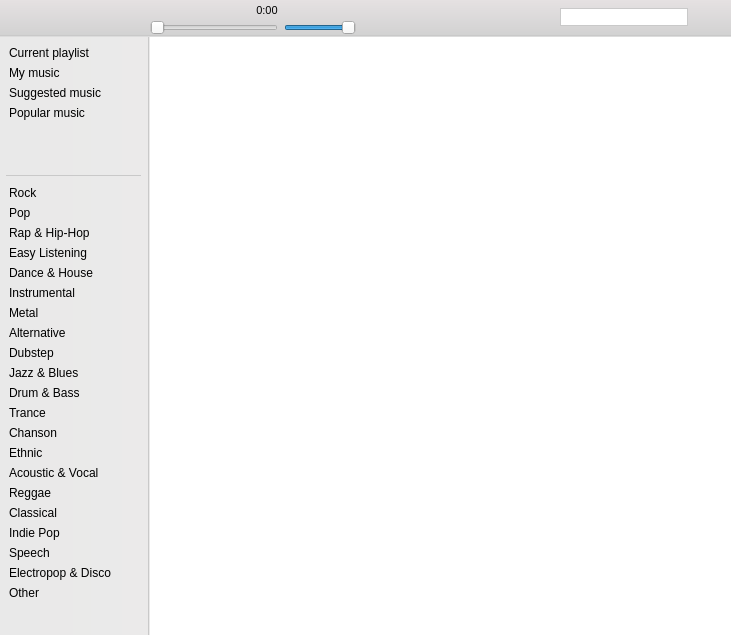
The window that playerwidget.ui (Amixp/flow) describes before a commit, drawn with Qt 5.
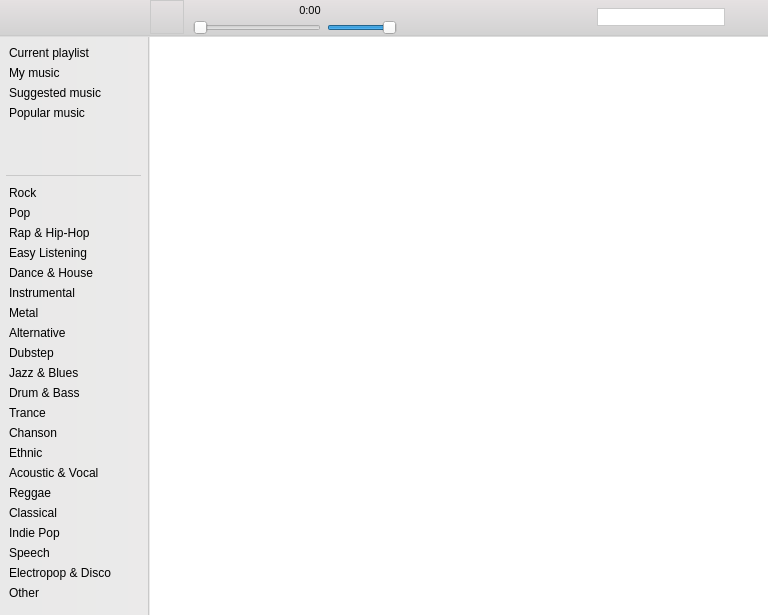
The same window after the commit. Icons and pictures are not drawn. Custom widgets are drawn as their Qt base class.

Commit message: Added basic cover support provided by TagLib

```diff
--- a/playerwidget.ui
+++ b/playerwidget.ui
@@ -6,8 +6,8 @@
    <rect>
     <x>0</x>
     <y>0</y>
-    <width>731</width>
-    <height>635</height>
+    <width>768</width>
+    <height>615</height>
    </rect>
   </property>
   <property name="palette">
@@ -385,6 +385,31 @@
         </property>
        </widget>
       </item>
+      <item>
+       <widget class="QLabel" name="coverLabel">
+        <property name="minimumSize">
+         <size>
+          <width>34</width>
+          <height>34</height>
+         </size>
+        </property>
+        <property name="maximumSize">
+         <size>
+          <width>34</width>
+          <height>34</height>
+         </size>
+        </property>
+        <property name="styleSheet">
+         <string notr="true">border: 1px solid rgb(201, 201, 201);</string>
+        </property>
+        <property name="text">
+         <string/>
+        </property>
+        <property name="scaledContents">
+         <bool>true</bool>
+        </property>
+       </widget>
+      </item>
       <item>
        <layout class="QGridLayout" name="gridLayout">
         <property name="horizontalSpacing">
@@ -393,7 +418,7 @@
         <property name="verticalSpacing">
          <number>0</number>
         </property>
-        <item row="0" column="0">
+        <item row="0" column="1">
          <layout class="QHBoxLayout" name="horizontalLayout">
           <property name="spacing">
            <number>32</number>
@@ -452,7 +477,7 @@
           </item>
          </layout>
         </item>
-        <item row="1" column="0">
+        <item row="1" column="1">
          <widget class="MouseDirectJumpSlider" name="timeSlider">
           <property name="minimumSize">
            <size>
@@ -474,7 +499,7 @@
           </property>
          </widget>
         </item>
-        <item row="1" column="1">
+        <item row="1" column="2">
          <widget class="MouseDirectJumpSlider" name="volumeSlider">
           <property name="minimumSize">
            <size>
```
The commit also changes 102 other files.
